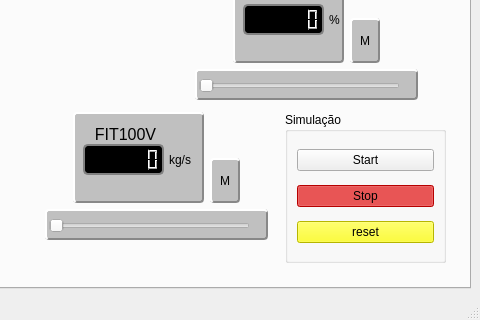
josuemoraisgh/EININDII00_ProcessSimul, file uis/main.ui: the form before one commit; both pictures show x 486 to 966 and y 293 to 613 of the 966 by 613 pixel window.
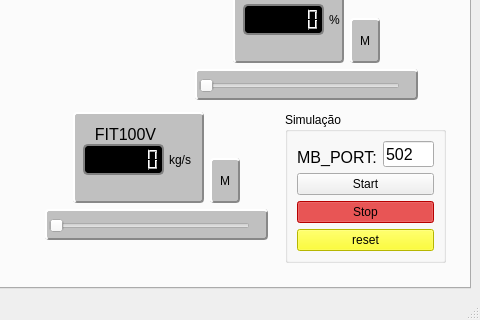
The form after the commit. Custom widgets are drawn as their Qt base class.

Diff of the .ui file:
```diff
--- a/uis/main.ui
+++ b/uis/main.ui
@@ -1060,6 +1060,46 @@
          <string>Simulação</string>
         </property>
         <layout class="QVBoxLayout" name="verticalLayout_5">
+         <item>
+          <layout class="QHBoxLayout" name="horizontalLayout">
+           <item>
+            <widget class="QLabel" name="label_10">
+             <property name="sizePolicy">
+              <sizepolicy hsizetype="Minimum" vsizetype="Minimum">
+               <horstretch>0</horstretch>
+               <verstretch>0</verstretch>
+              </sizepolicy>
+             </property>
+             <property name="font">
+              <font>
+               <pointsize>12</pointsize>
+              </font>
+             </property>
+             <property name="layoutDirection">
+              <enum>Qt::LayoutDirection::RightToLeft</enum>
+             </property>
+             <property name="text">
+              <string>MB_PORT:</string>
+             </property>
+             <property name="alignment">
+              <set>Qt::AlignmentFlag::AlignBottom|Qt::AlignmentFlag::AlignHCenter</set>
+             </property>
+            </widget>
+           </item>
+           <item>
+            <widget class="QLineEdit" name="lineEditMBPort">
+             <property name="font">
+              <font>
+               <pointsize>12</pointsize>
+              </font>
+             </property>
+             <property name="text">
+              <string>502</string>
+             </property>
+            </widget>
+           </item>
+          </layout>
+         </item>
          <item>
           <widget class="QPushButton" name="pushButtonStart">
            <property name="styleSheet">
```
Left out of the diff: 2 changed lines with no effect on the pictures.
